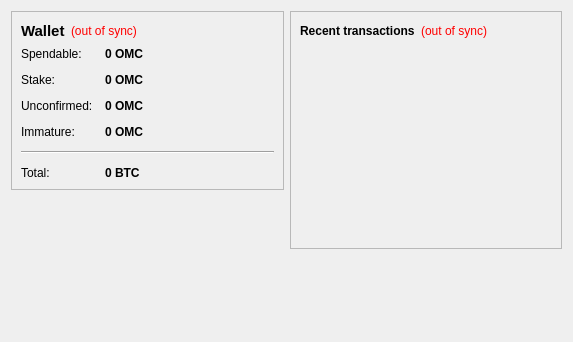
Above: src/qt/forms/overviewpage.ui from Gladimor/Omicron-Investment-Platform before the change. Below: the same form after it.
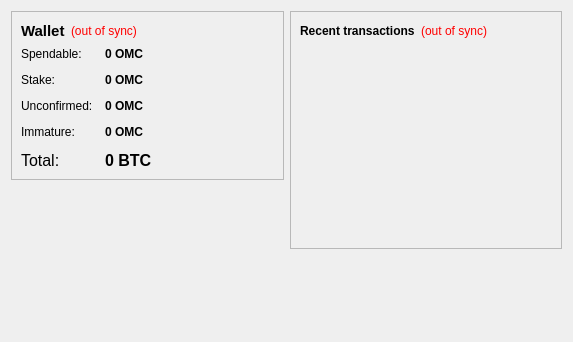
That is the form after the change.

```diff
--- a/src/qt/forms/overviewpage.ui
+++ b/src/qt/forms/overviewpage.ui
@@ -196,24 +196,23 @@
             </property>
            </widget>
           </item>
-          <item row="4" column="0" colspan="2">
-           <widget class="Line" name="line">
-            <property name="orientation">
-             <enum>Qt::Horizontal</enum>
-            </property>
-           </widget>
-          </item>
-          <item row="5" column="0">
+          <item row="4" column="0">
            <widget class="QLabel" name="labelTotalText">
+            <property name="font">
+             <font>
+              <pointsize>12</pointsize>
+             </font>
+            </property>
             <property name="text">
              <string>Total:</string>
             </property>
            </widget>
           </item>
-          <item row="5" column="1">
+          <item row="4" column="1">
            <widget class="QLabel" name="labelTotal">
             <property name="font">
              <font>
+              <pointsize>12</pointsize>
               <weight>75</weight>
               <bold>true</bold>
              </font>
```
